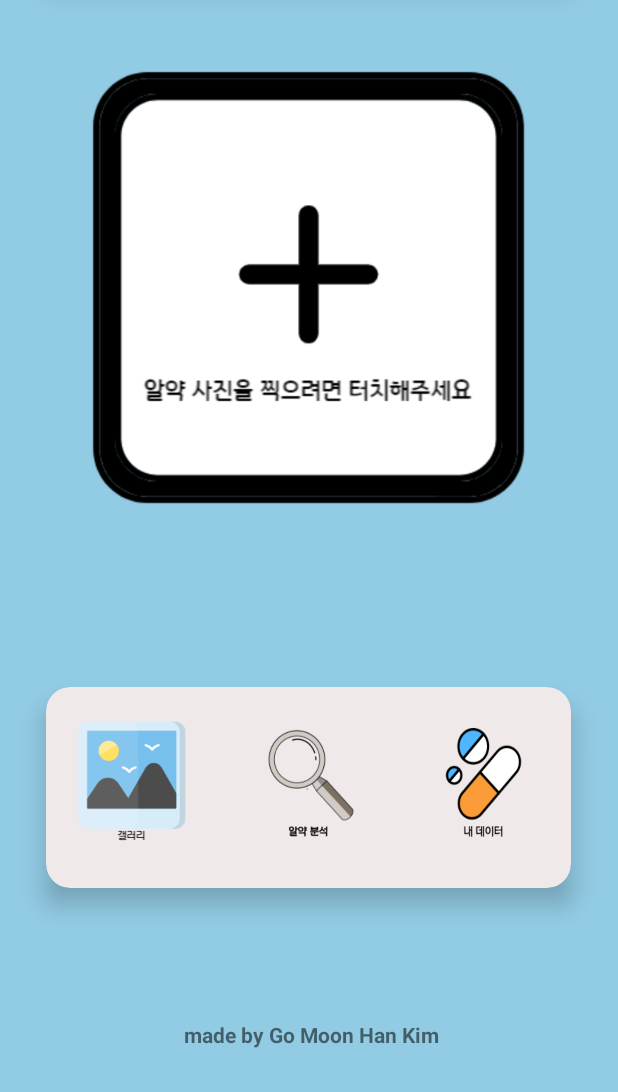
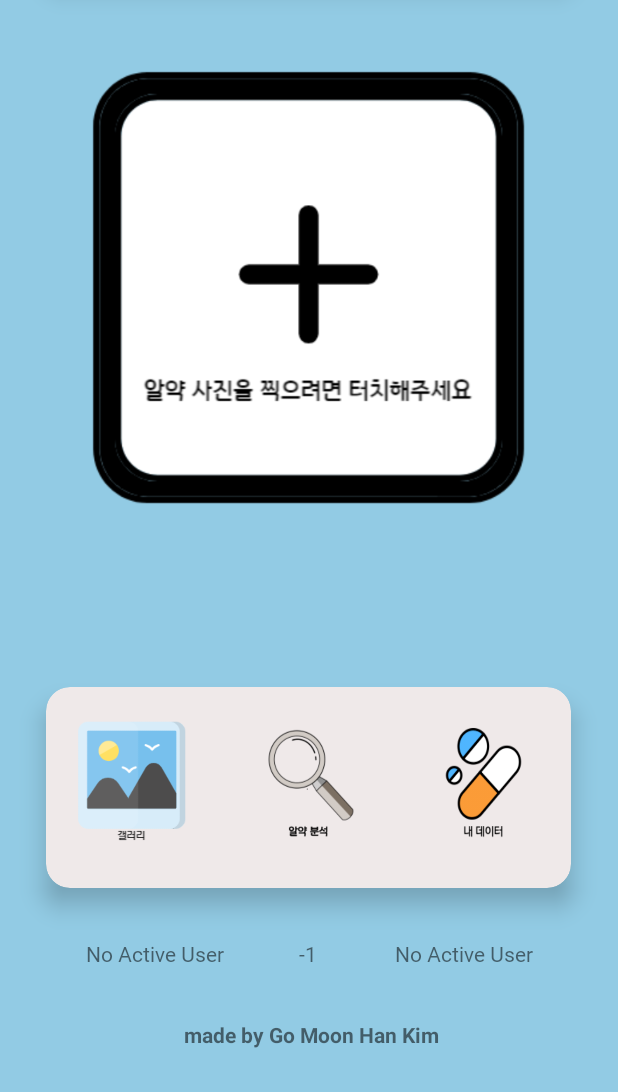
Before and after one commit to StartDeveloperKim/Android-app, an Android app: the screen it shows after launch (MainActivity), on a phone screen of 412 x 824 dp, the part 144-1236 px from its top. Run offline under Robolectric (Android 15) with nearby library versions, the phone set to English and light mode, and no system bars; our stand-ins replace Room's generated code; libraries missing offline, so code that uses them is left out: com.gun0912.tedpermission, org.checkerframework.checker; Roboto replaces fonts that are not available here; 1 statement that could not run was skipped.

Commit message:
Fix. Active User Profile 나타나게 UI 수정

```diff
--- a/app/src/main/java/com/example/aiapplication/MainActivity.java
+++ b/app/src/main/java/com/example/aiapplication/MainActivity.java
@@ -92,7 +92,6 @@ public class MainActivity extends AppCompatActivity {
         UserService.getInstance(getApplicationContext());
 
         activeUserProfile = ActiveUserProfile.getInstance(this);
-        ActiveUserInfo activeUserInfo = activeUserProfile.getActiveUserInfo();
 
         photo = new Photo(); // 카메라 인스턴스 생성
         pillCodeController = PillCodeRequester.getApiService();
@@ -148,7 +147,18 @@ public class MainActivity extends AppCompatActivity {
                 }
         );
 
+        setTextViewActiveUserProfile();
+    }
 
+    private void setTextViewActiveUserProfile() {
+        ActiveUserInfo activeUserInfo = activeUserProfile.getActiveUserInfo();
+        TextView nameTextView = findViewById(R.id.name);
+        TextView ageTextView = findViewById(R.id.age);
+        TextView divisionTextView = findViewById(R.id.division);
+
+        nameTextView.setText(activeUserInfo.getName());
+        ageTextView.setText(String.valueOf(activeUserInfo.getAge()));
+        divisionTextView.setText(activeUserInfo.getDivision());
     }
 
     private void setImageView(Bitmap bitmap) {
@@ -213,16 +223,8 @@ public class MainActivity extends AppCompatActivity {
 
     public void clickImageAnalyzeButton(View view) {
         if (imageInfo.getBitmap().isPresent()) {
-            /*
-            * TODO :: ActivieUser가 설정되어있지 않은경우 분석 페이지로 넘어가지 못한다.
-            * */
             Log.i("MainActivity", "결과 페이지로 INTENT 시도");
-            /*
-             * TODO :: 2023-05-21
-             *  1. 여기서 찍은 이미지를 AI에 넘겨줘야 한다.
-             *  2. 지금은 촬영 후 결과 페이지에 bitmap 데이터를 넘겨주기만 한다. => MedicineResultActivity
-             *   - 후보2 : HTTP 통신 프로토콜을 활용해서 서버에 띄어져있는 AI 모델에게 사진을 전달한 후 DB에서 정보를 가져온다.
-             * */
+
             File imageFile = imageInfo.convertBitmapToFile(getApplicationContext());
             RequestBody requestBody = RequestBody.create(imageFile, MediaType.parse("image/*"));
             MultipartBody.Part imagePart = MultipartBody.Part.createFormData("image", imageFile.getName(), requestBody);
@@ -243,13 +245,8 @@ public class MainActivity extends AppCompatActivity {
                                 JSONObject jsonObject = new JSONObject(responseBody.string());
                                 String medicineCode = jsonObject.getString("result");
 
-
-                                /*
-                                * TODO :: responseBody는 body : {"result":"Detect Nothing"} 이렇게 들어온다.
-                                *  - JSON객체 또는 문자열 파싱으로 result에 대한 value를 가져온다.
-                                *  - Firebase에서 해당되는 key에 대한 값을 찾아온다.
-                                * */
                                 ActiveUserInfo activeUserInfo = activeUserProfile.getActiveUserInfo();
+                                Log.i("MainActivity", "Name : " + activeUserInfo.getName() + "// Age : " + activeUserInfo.getAge());
                                 Intent intent = new Intent(getApplicationContext(), MedicineResultActivity.class);
                                 intent.putExtra("medicineCode", medicineCode);
                                 intent.putExtra("age", activeUserInfo.getAge());
@@ -259,27 +256,6 @@ public class MainActivity extends AppCompatActivity {
                             } catch (IOException | JSONException e) {
                                 throw new RuntimeException(e);
                             }
-//                            try {
-////                                String responseString = String.valueOf(responseBody.byteString());
-////                                JSONObject jsonObject = new JSONObject(responseString);
-////
-////                                String result = jsonObject.getString("result");
-////                                String imageBase64 = jsonObject.getString("image");
-////
-////                                Log.i("MainActivity", "이미지 검출" + result);
-////
-////                                byte[] decodedBytes = Base64.decode(imageBase64, Base64.DEFAULT);
-////                                Bitmap bitmap = BitmapFactory.decodeByteArray(decodedBytes, 0, decodedBytes.length);
-//
-//                                // TODO :: 전달된 Response를 intent할 때 넘겨주자 여기서 Response는 알약코드 or "Detect Nothing"문구이다.
-//                                // TODO :: 그리고 시간이된다면 로딩화면도 구현하자. 명진이 알람도 코드에 결합시켜야함. 결과 UI도 꾸며야함. 병용여부 Dialog도 만들어야한다.
-//                                Intent intent = new Intent(getApplicationContext(), MedicineResultActivity.class);
-//                                startActivity(intent);
-//                            } catch (JSONException e) {
-//                                throw new RuntimeException(e);
-//                            } catch (IOException e) {
-//                                throw new RuntimeException(e);
-//                            }
                         }
                     }else {
                         loadingDialog.dismissLoadingDialog();
--- a/app/src/main/java/com/example/aiapplication/firebase/policy/PregnantWomanMedicinePolicy.java
+++ b/app/src/main/java/com/example/aiapplication/firebase/policy/PregnantWomanMedicinePolicy.java
@@ -9,6 +9,6 @@ public class PregnantWomanMedicinePolicy implements MedicinePolicy{
         String name = result.getString("name");
         String company = result.getString("company");
         String dangerInfo = result.getString("info");
-        return new MedicineInfo(code, company, name, "", dangerInfo);
+        return new MedicineInfo(code, company, name, "해당 약은 임부금기 약품입니다.", dangerInfo);
     }
 }
--- a/app/src/main/java/com/example/aiapplication/layout/MedicineResultActivity.java
+++ b/app/src/main/java/com/example/aiapplication/layout/MedicineResultActivity.java
@@ -53,12 +53,6 @@ public class MedicineResultActivity extends AppCompatActivity implements Firebas
         infoTextView = findViewById(R.id.info);
         dangerInfoTextView = findViewById(R.id.danger_info);
 
-        /*
-        * TODO ::
-        *  - 현재는 단순히 찍은 이미지를 ImageView로 보여주고 있는데 해당 이미지 데이터를
-        *    AI로 분석하는 로직을 아래에 작성해야 한다.
-        * */
-
         imageInfo = ImageInfo.getInstance();
         Bitmap bitmap = imageInfo.getBitmap().orElseThrow(IllegalArgumentException::new);
         ImageView imageView = findViewById(R.id.medicine_image);
--- a/app/src/main/java/com/example/aiapplication/medicine/dto/MedicineInfo.java
+++ b/app/src/main/java/com/example/aiapplication/medicine/dto/MedicineInfo.java
@@ -39,9 +39,9 @@ public class MedicineInfo {
         stringBuilder.append(info);
 
         if (isTaken) {
+            stringBuilder.append("이(가) 아니기에 복용이 가능합니다.");
+        }else{
             stringBuilder.append("이기에 복용이 불가능합니다.");
-        }else{
-            stringBuilder.append("이(가) 아니기에 복용이 가능합니다.");
         }
         return stringBuilder.toString();
     }
@@ -53,7 +53,7 @@ public class MedicineInfo {
     }
 
     public void setInfoTextColor(TextView textView) {
-        if (!isTaken) {
+        if (isTaken) {
             textView.setTextColor(Color.parseColor("#4CAF50"));
         }
     }
--- a/app/src/main/res/layout/activity_main.xml
+++ b/app/src/main/res/layout/activity_main.xml
@@ -160,4 +160,42 @@
         app:layout_constraintTop_toBottomOf="@+id/cardView2"
         app:layout_constraintVertical_bias="0.757" />
 
+    <LinearLayout
+        android:layout_width="349dp"
+        android:layout_height="33dp"
+        android:gravity="center"
+        android:orientation="horizontal"
+        app:layout_constraintBottom_toTopOf="@+id/textView2"
+        app:layout_constraintEnd_toEndOf="@+id/cardView2"
+        app:layout_constraintStart_toStartOf="@+id/cardView2"
+        app:layout_constraintTop_toBottomOf="@+id/cardView2">
+
+        <TextView
+            android:id="@+id/name"
+            android:layout_width="wrap_content"
+            android:layout_height="wrap_content"
+            android:layout_weight="1"
+            android:fontFamily="@font/semaul"
+            android:gravity="center"
+            android:text="이름" />
+
+        <TextView
+            android:id="@+id/age"
+            android:layout_width="wrap_content"
+            android:layout_height="wrap_content"
+            android:layout_weight="1"
+            android:fontFamily="@font/semaul"
+            android:gravity="center"
+            android:text="나이" />
+
+        <TextView
+            android:id="@+id/division"
+            android:layout_width="wrap_content"
+            android:layout_height="wrap_content"
+            android:layout_weight="1"
+            android:fontFamily="@font/semaul"
+            android:gravity="center"
+            android:text="구분" />
+    </LinearLayout>
+
 </androidx.constraintlayout.widget.ConstraintLayout>
```
Also changed, not shown: app/src/main/res/layout/activity_result.xml (+12 -3 lines).
